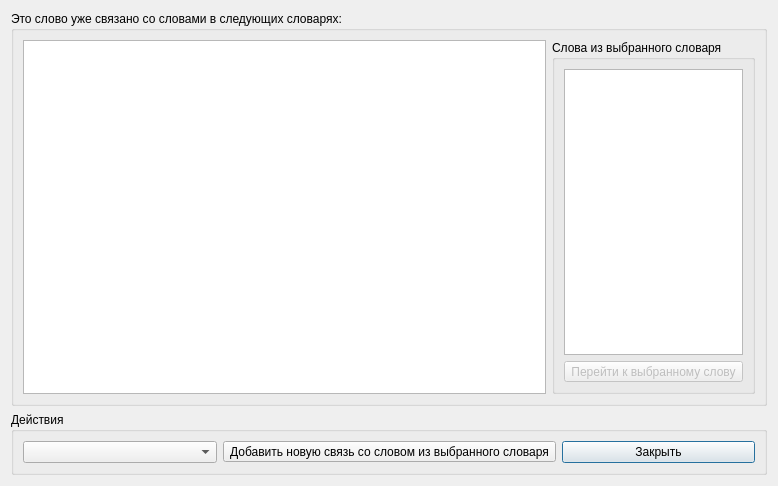
Above: etimologywindow.ui from al-indigo/Dialeqt before the change. Below: the same form after it.
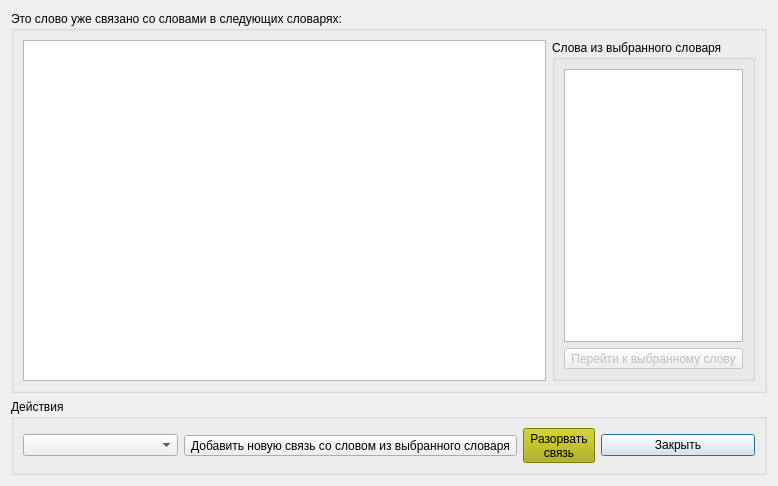
That is the form after the change.

What changed in the file:
```diff
--- a/etimologywindow.ui
+++ b/etimologywindow.ui
@@ -89,6 +89,17 @@
         </property>
        </widget>
       </item>
+      <item>
+       <widget class="QToolButton" name="unlink">
+        <property name="styleSheet">
+         <string notr="true">background-color: rgb(170, 170, 0);</string>
+        </property>
+        <property name="text">
+         <string>Разорвать
+связь</string>
+        </property>
+       </widget>
+      </item>
       <item>
        <widget class="QPushButton" name="close">
         <property name="text">
```
